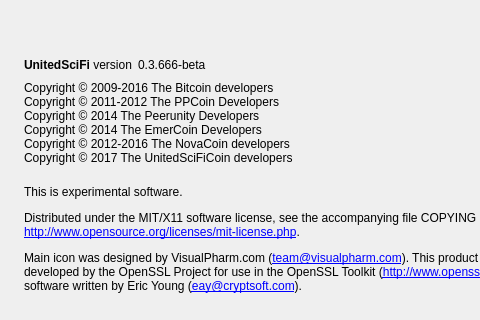
Above: src/qt/forms/aboutdialog.ui from scificrypto/UnitedSciFiCoin before the change; both pictures show x 0 to 480 and y 0 to 320 of the 640 by 416 pixel window. Below: the same form after it.
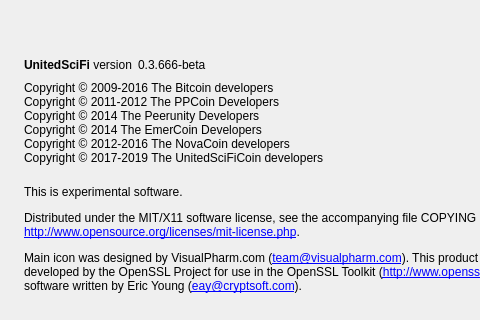
That is the form after the change. Icons and pictures are not drawn.

Commit message: Update copyright year

What changed in the file:
```diff
--- a/src/qt/forms/aboutdialog.ui
+++ b/src/qt/forms/aboutdialog.ui
@@ -99,7 +99,7 @@
 Copyright © 2014 The Peerunity Developers
 Copyright © 2014 The EmerCoin Developers
 Copyright © 2012-2016 The NovaCoin developers
-Copyright © 2017 The UnitedSciFiCoin developers</string>
+Copyright © 2017-2019 The UnitedSciFiCoin developers</string>
        </property>
        <property name="textInteractionFlags">
         <set>Qt::LinksAccessibleByMouse|Qt::TextSelectableByKeyboard|Qt::TextSelectableByMouse</set>
```
The commit also changes 4 other files.
